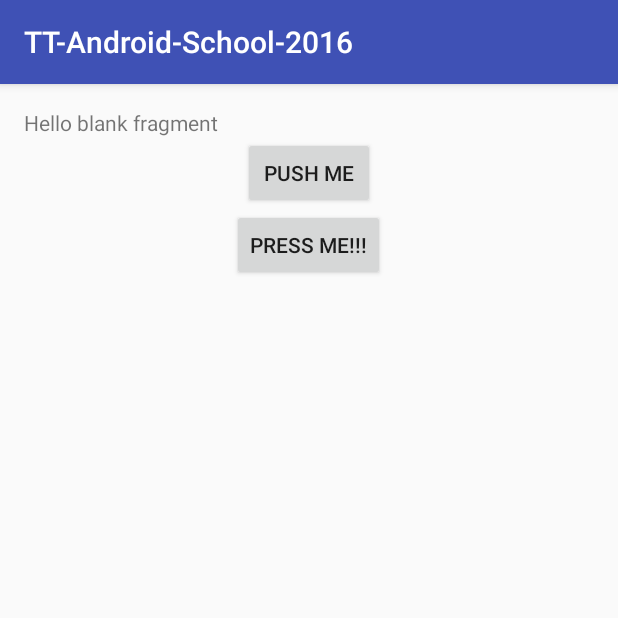
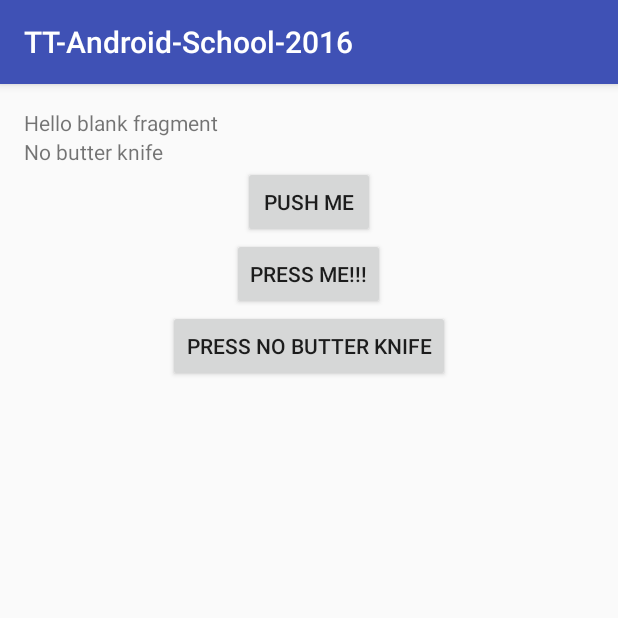
Before and after one commit to Pasenchuk/TT-Android-School-2016, an Android app: the screen it shows after launch (MainActivity), on a phone screen of 412 x 824 dp, the top half of it. Run offline under Robolectric (Android 15) with nearby library versions, the phone set to English and light mode, and no system bars; our stand-ins replace ButterKnife.

Commit message:
Add no butterknife example.

```diff
--- a/app/src/main/java/com/ucsoftworks/tt_android_school_2016/MainFragment.java
+++ b/app/src/main/java/com/ucsoftworks/tt_android_school_2016/MainFragment.java
@@ -23,6 +23,8 @@ public class MainFragment extends Fragment {
     @Bind(R.id.info_label)
     TextView label;
 
+    TextView noButterKnifeLabel;
+
     int counter = 0;
 
     public MainFragment() {
@@ -36,6 +38,18 @@ public class MainFragment extends Fragment {
         // Inflate the layout for this fragment
         View view = inflater.inflate(R.layout.fragment_main, container, false);
         ButterKnife.bind(this, view);
+
+        noButterKnifeLabel = (TextView) (view.findViewById(R.id.no_butter_knife_view));
+
+        view
+                .findViewById(R.id.press_no_butter_knife_button)
+                .setOnClickListener(new View.OnClickListener() {
+                    @Override
+                    public void onClick(View view) {
+                        noButterKnifeLabel.setText(getString(R.string.no_butter_knife_pressed));
+                    }
+                });
+
         return view;
     }
 
--- a/app/src/main/res/layout/fragment_main.xml
+++ b/app/src/main/res/layout/fragment_main.xml
@@ -14,6 +14,12 @@
     <!--layout_height сменили на wrap_content, чтобы -->
     <!--поле не занимало всю высоту экрана-->
 
+    <TextView
+        android:id="@+id/no_butter_knife_view"
+        android:layout_width="match_parent"
+        android:layout_height="wrap_content"
+        android:text="@string/no_butter_knife" />
+
     <Button
         android:id="@+id/push_me_button"
         android:layout_width="wrap_content"
@@ -28,5 +34,11 @@
         android:layout_gravity="center"
         android:text="@string/press_me" />
 
+    <Button
+        android:id="@+id/press_no_butter_knife_button"
+        android:layout_width="wrap_content"
+        android:layout_height="wrap_content"
+        android:layout_gravity="center"
+        android:text="@string/no_butter_knife_press" />
 
 </LinearLayout>
--- a/app/src/main/res/values/strings.xml
+++ b/app/src/main/res/values/strings.xml
@@ -6,4 +6,7 @@
     <string name="press_me">Press Me!!!</string>
     <string name="push_me">Push Me</string>
     <string name="toast_message">Toast Message</string>
+    <string name="no_butter_knife">No butter knife</string>
+    <string name="no_butter_knife_pressed">No butter knife was pressed</string>
+    <string name="no_butter_knife_press">Press no butter knife</string>
 </resources>
```
